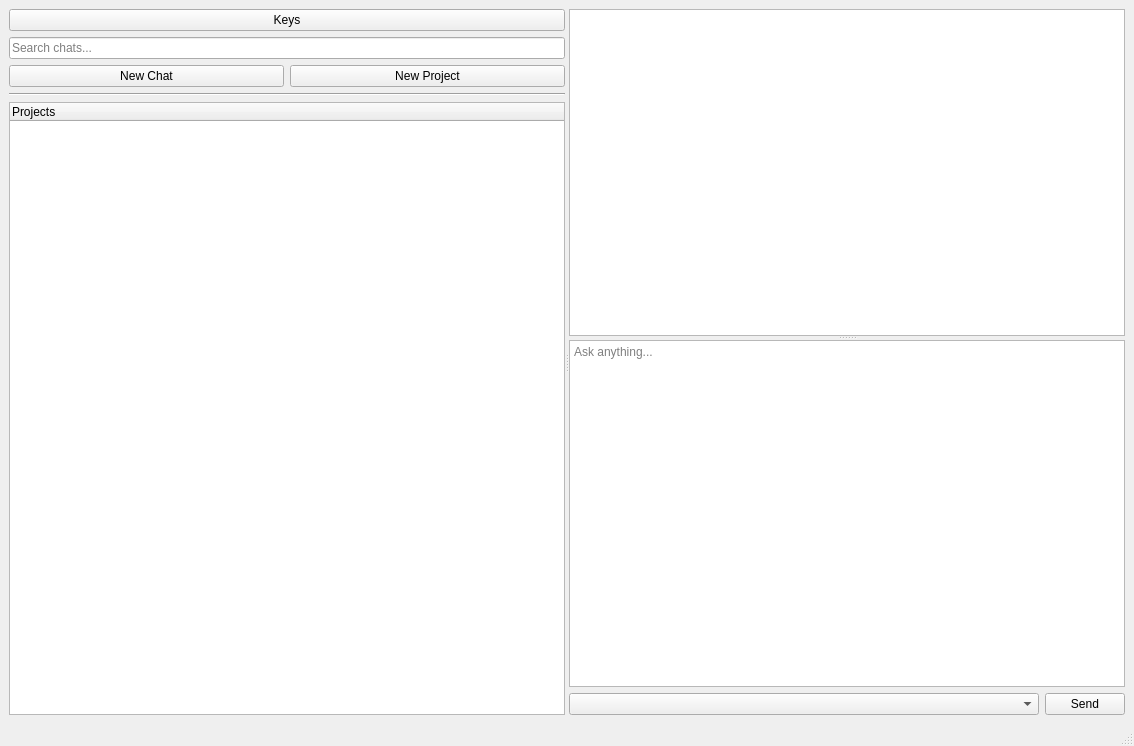
muon23/anychat, file src/main/ui/main_window.ui: the form before one commit.
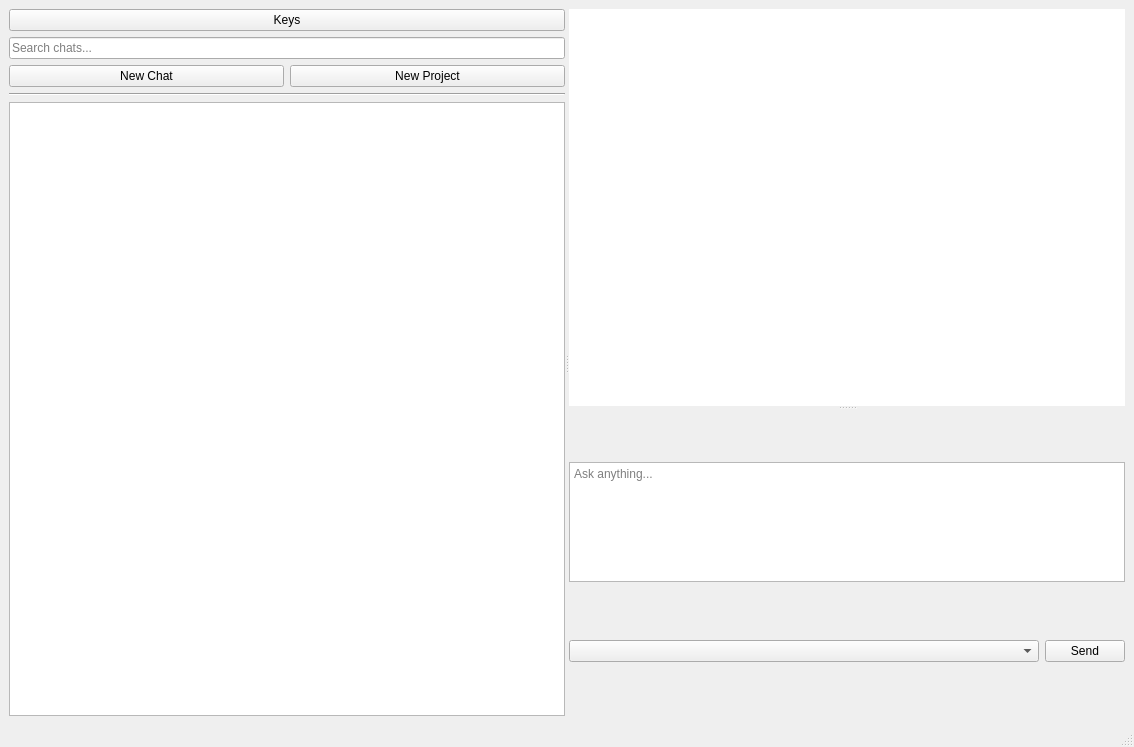
The form after the commit.

```diff
--- a/src/main/ui/main_window.ui
+++ b/src/main/ui/main_window.ui
@@ -7,7 +7,7 @@
                 <x>0</x>
                 <y>0</y>
                 <width>1134</width>
-                <height>746</height>
+                <height>747</height>
             </rect>
         </property>
         <property name="windowTitle">
@@ -20,8 +20,23 @@
                         <property name="orientation">
                             <enum>Qt::Orientation::Horizontal</enum>
                         </property>
-                        <widget class="QWidget" name="leftNavContainer" native="true">
-                            <layout class="QVBoxLayout" name="verticalLayout_2">
+                        <widget class="QWidget" name="leftPanelWidget" native="true">
+                            <layout class="QVBoxLayout" name="leftPanelLayout">
+                                <property name="spacing">
+                                    <number>6</number>
+                                </property>
+                                <property name="leftMargin">
+                                    <number>0</number>
+                                </property>
+                                <property name="topMargin">
+                                    <number>0</number>
+                                </property>
+                                <property name="rightMargin">
+                                    <number>0</number>
+                                </property>
+                                <property name="bottomMargin">
+                                    <number>0</number>
+                                </property>
                                 <item>
                                     <widget class="QPushButton" name="keysButton">
                                         <property name="text">
@@ -63,51 +78,59 @@
                                 </item>
                                 <item>
                                     <widget class="QTreeWidget" name="chatHistoryTree">
-                                        <property name="sizePolicy">
-                                            <sizepolicy hsizetype="Expanding" vsizetype="Expanding">
-                                                <horstretch>0</horstretch>
-                                                <verstretch>1</verstretch>
-                                            </sizepolicy>
-                                        </property>
-                                        <!-- This is the critical change -->
                                         <property name="contextMenuPolicy">
                                             <enum>Qt::ContextMenuPolicy::CustomContextMenu</enum>
                                         </property>
+                                        <property name="headerHidden">
+                                            <bool>true</bool>
+                                        </property>
                                         <column>
                                             <property name="text">
-                                                <string>Projects</string>
+                                                <string>Chat History</string>
                                             </property>
                                         </column>
                                     </widget>
                                 </item>
                             </layout>
                         </widget>
-                        <widget class="QWidget" name="chatAreaContainer" native="true">
-                            <layout class="QVBoxLayout" name="verticalLayout">
+                        <widget class="QWidget" name="rightPanelWidget" native="true">
+                            <layout class="QVBoxLayout" name="rightPanelLayout">
+                                <property name="leftMargin">
+                                    <number>0</number>
+                                </property>
+                                <property name="topMargin">
+                                    <number>0</number>
+                                </property>
+                                <property name="rightMargin">
+                                    <number>0</number>
+                                </property>
+                                <property name="bottomMargin">
+                                    <number>0</number>
+                                </property>
                                 <item>
                                     <widget class="QSplitter" name="chatAreaSplitter">
                                         <property name="orientation">
                                             <enum>Qt::Orientation::Vertical</enum>
                                         </property>
-                                        <widget class="QTextEdit" name="chatDisplay">
-                                            <property name="readOnly">
-                                                <bool>true</bool>
+                                        <widget class="QListWidget" name="chatDisplay">
+                                            <property name="frameShape">
+                                                <enum>QFrame::NoFrame</enum>
+                                            </property>
+                                            <property name="selectionMode">
+                                                <enum>QAbstractItemView::NoSelection</enum>
+                                            </property>
+                                            <property name="spacing">
+                                                <number>5</number>
                                             </property>
                                         </widget>
                                         <widget class="QWidget" name="inputContainer" native="true">
                                             <layout class="QVBoxLayout" name="inputContainerLayout">
                                                 <item>
                                                     <widget class="QTextEdit" name="messageInput">
-                                                        <property name="sizePolicy">
-                                                            <sizepolicy hsizetype="Expanding" vsizetype="Expanding">
-                                                                <horstretch>0</horstretch>
-                                                                <verstretch>1</verstretch>
-                                                            </sizepolicy>
-                                                        </property>
                                                         <property name="maximumSize">
                                                             <size>
                                                                 <width>16777215</width>
-                                                                <height>16777215</height>
+                                                                <height>120</height>
                                                             </size>
                                                         </property>
                                                         <property name="placeholderText">
@@ -120,7 +143,7 @@
                                                         <item>
                                                             <widget class="QComboBox" name="modelComboBox">
                                                                 <property name="sizePolicy">
-                                                                    <sizepolicy hsizetype="Preferred" vsizetype="Fixed">
+                                                                    <sizepolicy hsizetype="Expanding" vsizetype="Fixed">
                                                                         <horstretch>1</horstretch>
                                                                         <verstretch>0</verstretch>
                                                                     </sizepolicy>
```
Left out of the diff: 13 changed lines with no effect on the pictures.
